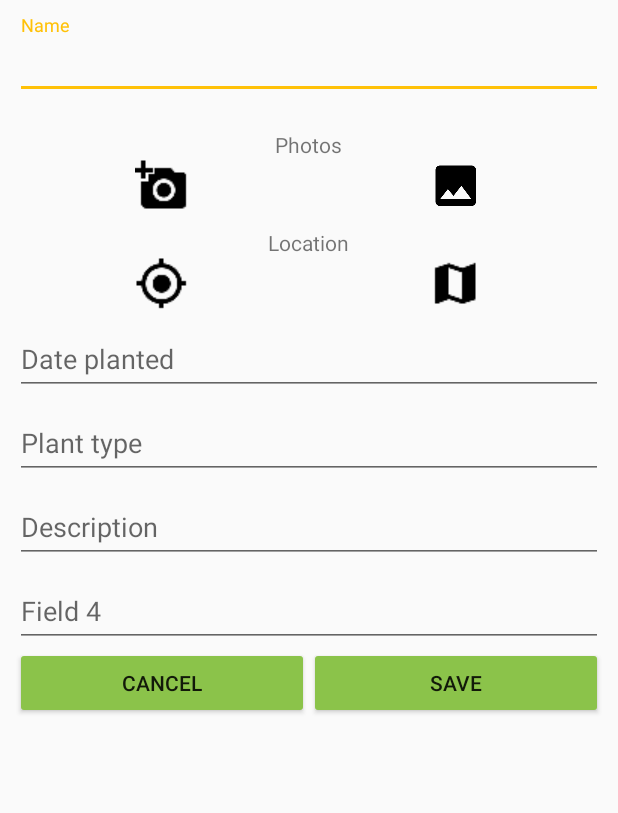
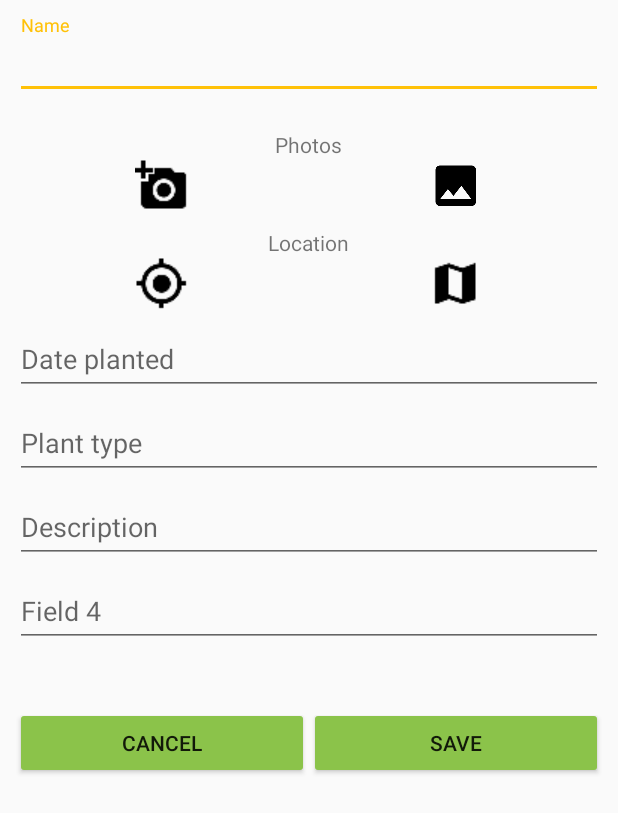
Before and after one commit to adamstapelmann/GardenVariety, an Android app: the AddPlantActivity screen opened directly, with no data from a screen before it, on a phone screen of 412 x 824 dp. Shown: the top 813 px of the screen. Run offline under Robolectric (Android 15) with nearby library versions, the phone set to English and light mode, and no system bars; libraries missing offline, so code that uses them is left out: io.realm; plain views replace Button.

Commit message:
minor UI changes

```diff
--- a/app/src/main/java/com/adamstapelmann/gardenvariety/AddPlantActivity.java
+++ b/app/src/main/java/com/adamstapelmann/gardenvariety/AddPlantActivity.java
@@ -234,6 +234,7 @@ public class AddPlantActivity extends AppCompatActivity implements PlantLocation
         if (TextUtils.isEmpty(etName.getText())) {
             canSave = false;
             etName.setError("Field required");
+            etName.requestFocus();
         }
 
         return canSave;
--- a/app/src/main/java/com/adamstapelmann/gardenvariety/data/Plant.java
+++ b/app/src/main/java/com/adamstapelmann/gardenvariety/data/Plant.java
@@ -113,7 +113,7 @@ public class Plant extends RealmObject{
 
     public static class CompareName implements Comparator<Plant> {
         public int compare(Plant a, Plant b) {
-            return a.getName().compareTo(b.getName());
+            return a.getName().toLowerCase().compareTo(b.getName().toLowerCase());
         }
 
     }
--- a/app/src/main/res/layout/activity_add_plant.xml
+++ b/app/src/main/res/layout/activity_add_plant.xml
@@ -135,6 +135,7 @@
 
         <LinearLayout
             android:orientation="horizontal"
+            android:layout_marginTop="40dp"
             android:weightSum="2"
             android:layout_width="match_parent"
             android:layout_height="wrap_content">
--- a/app/src/main/res/layout/activity_view_plants_list.xml
+++ b/app/src/main/res/layout/activity_view_plants_list.xml
@@ -12,7 +12,6 @@
         android:layout_width="match_parent"
         android:layout_height="match_parent"
         android:fitsSystemWindows="true"
-        android:overScrollMode="never"
         tools:context=".ViewPlantsListActivity">
 
         <android.support.design.widget.AppBarLayout
@@ -37,6 +36,7 @@
 
         <android.support.v7.widget.RecyclerView
             android:id="@+id/recyclerViewPlants"
+            android:overScrollMode="ifContentScrolls"
             android:layout_width="match_parent"
             android:layout_height="match_parent"
             android:layout_below="@id/abViewPlants"/>
--- a/app/src/main/res/values/colors.xml
+++ b/app/src/main/res/values/colors.xml
@@ -11,6 +11,7 @@
     <color name="material_primary_text">#212121</color>
     <color name="material_secondary_text">#757575</color>
     <color name="material_icons">#212121</color>
+    <color name="material_divider">#BDBDBD</color>
 
 
 </resources>
```
